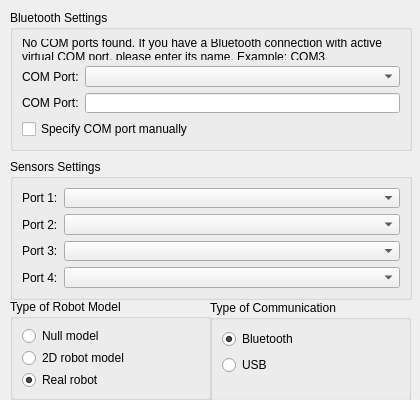
The window that plugins/robots/robotsInterpreter/robotSettingsPage.ui (qreal/qreal) describes before a commit, drawn with Qt 5.
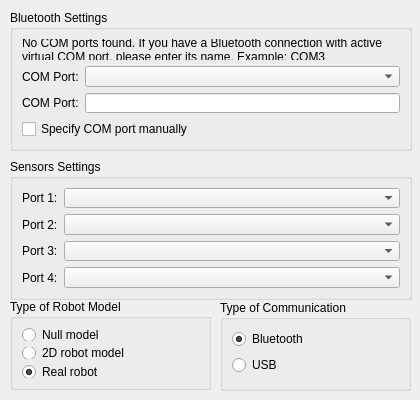
The same window after the commit.

The edit to the form file:
```diff
--- a/plugins/robots/robotsInterpreter/robotSettingsPage.ui
+++ b/plugins/robots/robotsInterpreter/robotSettingsPage.ui
@@ -16,7 +16,7 @@
      <x>10</x>
      <y>299</y>
      <width>201</width>
-     <height>101</height>
+     <height>91</height>
     </rect>
    </property>
    <property name="title">
@@ -165,10 +165,10 @@
   <widget class="QGroupBox" name="robotModelGroupBox_2">
    <property name="geometry">
     <rect>
-     <x>210</x>
+     <x>220</x>
      <y>300</y>
-     <width>201</width>
-     <height>101</height>
+     <width>191</width>
+     <height>91</height>
     </rect>
    </property>
    <property name="title">
```
